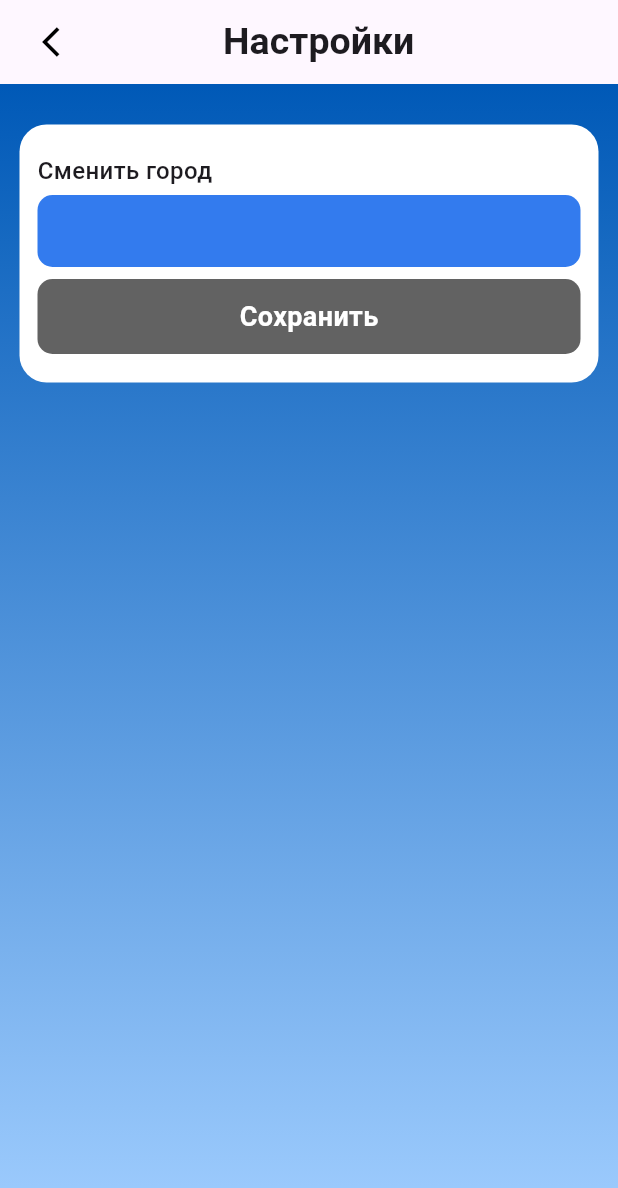
After one commit to Maksim-Vork/weatherly, a Flutter app: the SettingScreen screen opened directly, after a tap on "Сохранить", on a phone screen of 412 x 824 dp. The commit adds this screen. Shown: the top 1188 px of the screen. Run offline on Flutter 3.47's test engine with Material 3 defaults, Android fonts, the phone set to English and light mode, and no system bars; our stand-ins replace device_preview, dio, flutter_bloc, shared_preferences; accounts and stored records are empty; network calls fail.

Commit message:
Реализованная функция смены города

```diff
--- a/forecast/lib/core/dio_service.dart
+++ b/forecast/lib/core/dio_service.dart
@@ -35,7 +35,7 @@ class DioService {
         requestHeader: true,
         requestBody: true,
         responseHeader: true,
-        responseBody: false,
+        responseBody: true,
         error: true,
       ),
       InterceptorsWrapper(
--- /dev/null
+++ b/forecast/lib/features/City/domain/usecase/update_city_usecase.dart
@@ -0,0 +1,11 @@
+import 'package:forecast/features/City/domain/repository/abstract_city_repository.dart';
+
+class UpdateCityUsecase {
+  final AbstractCityRepository abstractCityRepository;
+
+  UpdateCityUsecase(this.abstractCityRepository);
+
+  Future<void> call(String city) async {
+    await abstractCityRepository.saveCity(city);
+  }
+}
--- a/forecast/lib/features/City/presentation/bloc/city_bloc.dart
+++ b/forecast/lib/features/City/presentation/bloc/city_bloc.dart
@@ -1,3 +1,5 @@
+import 'dart:async';
+
 import 'package:flutter_bloc/flutter_bloc.dart';
 import 'package:forecast/features/City/domain/usecase/get_city_usecase.dart';
 import 'package:forecast/features/City/domain/usecase/save_city_usecase.dart';
--- /dev/null
+++ b/forecast/lib/features/Settings/presentation/pages/setting_screen.dart
@@ -0,0 +1,129 @@
+import 'package:flutter/material.dart';
+import 'package:flutter_bloc/flutter_bloc.dart';
+
+import 'package:forecast/features/Weather/presentation/bloc/weather_bloc.dart';
+import 'package:forecast/features/Weather/presentation/bloc/weather_event.dart';
+
+class SettingScreen extends StatelessWidget {
+  SettingScreen({super.key});
+  final TextEditingController _cityController = TextEditingController();
+
+  @override
+  Widget build(BuildContext context) {
+    return Scaffold(
+      appBar: AppBar(
+        automaticallyImplyLeading: false,
+        title: Row(
+          mainAxisAlignment: MainAxisAlignment.spaceBetween,
+          children: [
+            IconButton(
+              onPressed: () {
+                Navigator.pop(context);
+              },
+              icon: Icon(Icons.arrow_back_ios, color: Colors.black),
+            ),
+            Text(
+              'Настройки',
+              style: TextStyle(fontSize: 25, fontWeight: FontWeight.bold),
+            ),
+            SizedBox(width: 35),
+          ],
+        ),
+      ),
+      body: Container(
+        width: double.infinity,
+        decoration: BoxDecoration(
+          gradient: LinearGradient(
+            begin: Alignment.topCenter,
+            end: Alignment.bottomCenter,
+            colors: [Color(0xFF0059B7), Color(0xFFA1CEFF)],
+          ),
+        ),
+        child: Padding(
+          padding: const EdgeInsets.symmetric(horizontal: 13),
+          child: Column(
+            children: [
+              SizedBox(height: 27),
+              Container(
+                decoration: BoxDecoration(
+                  color: Colors.white,
+                  borderRadius: BorderRadius.circular(18),
+                ),
+
+                width: double.infinity,
+                child: Padding(
+                  padding: const EdgeInsets.symmetric(
+                    horizontal: 12,
+                    vertical: 19,
+                  ),
+                  child: Column(
+                    children: [
+                      Row(
+                        children: [
+                          Text(
+                            'Сменить город',
+                            style: TextStyle(
+                              fontSize: 16,
+                              fontWeight: FontWeight.w500,
+                            ),
+                          ),
+                        ],
+                      ),
+                      SizedBox(height: 5),
+                      Container(
+                        decoration: BoxDecoration(
+                          color: Color.fromARGB(255, 51, 123, 238),
+                          borderRadius: BorderRadius.circular(10),
+                        ),
+                        child: Padding(
+                          padding: const EdgeInsets.symmetric(horizontal: 10),
+                          child: TextField(
+                            controller: _cityController,
+                            style: TextStyle(color: Colors.white, fontSize: 20),
+                            decoration: InputDecoration(
+                              border: InputBorder.none,
+                              enabledBorder: InputBorder.none,
+                              focusedBorder: InputBorder.none,
+                              disabledBorder: InputBorder.none,
+                            ),
+                          ),
+                        ),
+                      ),
+                      SizedBox(height: 8),
+                      InkWell(
+                        onTap: () {
+                          BlocProvider.of<WeatherBloc>(context).add(
+                            UpdatedWeatherEvent(nameCity: _cityController.text),
+                          );
+                        },
+                        child: Container(
+                          width: double.infinity,
+                          height: 50,
+
+                          decoration: BoxDecoration(
+                            color: Color.fromARGB(196, 51, 51, 51),
+                            borderRadius: BorderRadius.circular(10),
+                          ),
+                          child: Center(
+                            child: Text(
+                              'Сохранить',
+                              style: TextStyle(
+                                color: Colors.white,
+                                fontSize: 18,
+                                fontWeight: FontWeight.bold,
+                              ),
+                            ),
+                          ),
+                        ),
+                      ),
+                    ],
+                  ),
+                ),
+              ),
+            ],
+          ),
+        ),
+      ),
+    );
+  }
+}
--- a/forecast/lib/features/Weather/presentation/bloc/weather_bloc.dart
+++ b/forecast/lib/features/Weather/presentation/bloc/weather_bloc.dart
@@ -1,16 +1,28 @@
+import 'dart:async';
+
 import 'package:flutter_bloc/flutter_bloc.dart';
 import 'package:forecast/features/City/domain/usecase/get_city_usecase.dart';
+import 'package:forecast/features/City/domain/usecase/update_city_usecase.dart';
 import 'package:forecast/features/Weather/domain/entity/weather.dart';
 import 'package:forecast/features/Weather/domain/usecase/get_current_weather_usecase.dart';
 import 'package:forecast/features/Weather/presentation/bloc/weather_event.dart';
+
 import 'package:forecast/features/Weather/presentation/bloc/weather_state.dart';
 
-class WeatherBloc extends Bloc<GetWeatherEvent, WeatherState> {
+class WeatherBloc extends Bloc<WeatherEvent, WeatherState> {
+  final UpdateCityUsecase updateCityUsecase;
   final GetCityUsecase getCityUsecase;
   final GetCurrentWeatherUsecase getCurrentWeatherUsecase;
-  WeatherBloc(this.getCityUsecase, this.getCurrentWeatherUsecase)
-    : super(WeatherInitial()) {
-    on<GetWeatherEvent>((event, emit) async {
+  WeatherBloc(
+    this.getCityUsecase,
+    this.getCurrentWeatherUsecase,
+    this.updateCityUsecase,
+  ) : super(WeatherInitial()) {
+    on<GetWeatherEvent>(_onGet);
+    on<UpdatedWeatherEvent>(_onUpdated);
+  }
+
+  void _onGet(GetWeatherEvent event, Emitter<WeatherState> emit) async {
     try {
       emit(WeatherLoading());
       final String city = await getCityUsecase();
@@ -19,6 +31,17 @@ class WeatherBloc extends Bloc<GetWeatherEvent, WeatherState> {
     } catch (e) {
       emit(WeatherError(e as String));
     }
-    });
+  }
+
+  void _onUpdated(UpdatedWeatherEvent event, Emitter<WeatherState> emit) async {
+    try {
+      emit(WeatherLoading());
+      await updateCityUsecase(event.nameCity);
+      final String city = await getCityUsecase();
+      final Weather weather = await getCurrentWeatherUsecase(city);
+      emit(WeatherLoaded(weather));
+    } catch (e) {
+      emit(WeatherError(e as String));
     }
   }
+}
--- a/forecast/lib/features/Weather/presentation/bloc/weather_event.dart
+++ b/forecast/lib/features/Weather/presentation/bloc/weather_event.dart
@@ -1 +1,9 @@
-class GetWeatherEvent {}
+abstract class WeatherEvent {}
+
+class GetWeatherEvent extends WeatherEvent {}
+
+class UpdatedWeatherEvent extends WeatherEvent {
+  final String nameCity;
+
+  UpdatedWeatherEvent({required this.nameCity});
+}
```
Also changed, not shown: forecast/lib/features/City/presentation/pages/login_page/login_screen.dart (+10 -2 lines), forecast/lib/features/Weather/presentation/pages/weather_page/weather_screen.dart (+86 -24 lines), forecast/lib/main.dart (+25 -4 lines). Lines whose indentation alone changed are shown as unchanged.
